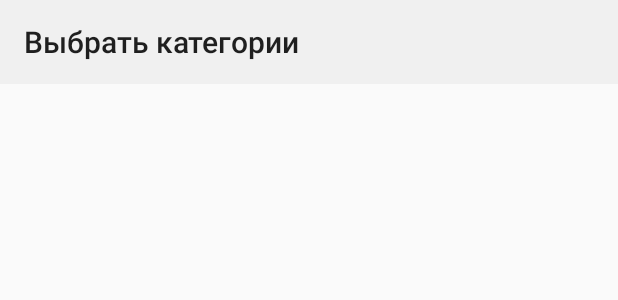
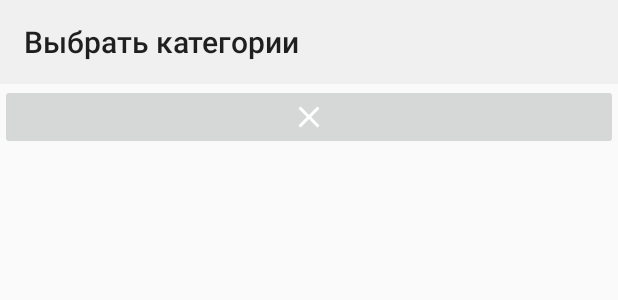
Before and after one commit to jokermt235/OceanV3.1.1, an Android app: the layout activity_category_choose.xml on its own in the app's theme, with its tools: preview values and no code run, on a phone screen of 412 x 824 dp. Shown: the top 300 px of the screen. Run offline under Robolectric (Android 15) with nearby library versions, the phone set to English and light mode, and no system bars.

Commit message:
add activity choose

```diff
--- /dev/null
+++ b/app/src/main/res/drawable/ic_check_white_24dp.xml
@@ -0,0 +1,5 @@
+<vector android:height="24dp" android:tint="#FFFFFF"
+    android:viewportHeight="24.0" android:viewportWidth="24.0"
+    android:width="24dp" xmlns:android="http://schemas.android.com/apk/res/android">
+    <path android:fillColor="#FF000000" android:pathData="M9,16.17L4.83,12l-1.42,1.41L9,19 21,7l-1.41,-1.41z"/>
+</vector>
--- /dev/null
+++ b/app/src/main/res/drawable/ic_discard_black_24dp.xml
@@ -0,0 +1,5 @@
+<vector android:height="24dp" android:tint="#FFFFFF"
+    android:viewportHeight="24.0" android:viewportWidth="24.0"
+    android:width="24dp" xmlns:android="http://schemas.android.com/apk/res/android">
+    <path android:fillColor="#FF000000" android:pathData="M19,6.41L17.59,5 12,10.59 6.41,5 5,6.41 10.59,12 5,17.59 6.41,19 12,13.41 17.59,19 19,17.59 13.41,12z"/>
+</vector>
--- a/app/src/main/res/layout/activity_category_choose.xml
+++ b/app/src/main/res/layout/activity_category_choose.xml
@@ -16,12 +16,25 @@
         app:layout_constraintTop_toTopOf="parent">
 
         <androidx.appcompat.widget.Toolbar
-            android:id="@+id/toolbar"
+            android:id="@+id/categoryChooseToolbar"
             android:layout_width="match_parent"
             android:layout_height="wrap_content"
             android:background="?attr/colorPrimary"
             android:minHeight="?attr/actionBarSize"
             android:theme="?attr/actionBarTheme"
             app:title="@string/choose_category" />
+
+        <ImageButton
+            android:id="@+id/categoryChooseDiscardBtn"
+            android:layout_width="match_parent"
+            android:layout_height="wrap_content"
+            app:srcCompat="@drawable/ic_discard_black_24dp" />
+    </LinearLayout>
+    <LinearLayout
+        android:layout_width="match_parent"
+        android:layout_height="wrap_content"
+        android:layout_gravity="bottom"
+        android:orientation="horizontal"
+        app:layout_constraintBottom_toBottomOf="parent">
     </LinearLayout>
 </androidx.constraintlayout.widget.ConstraintLayout>
```
